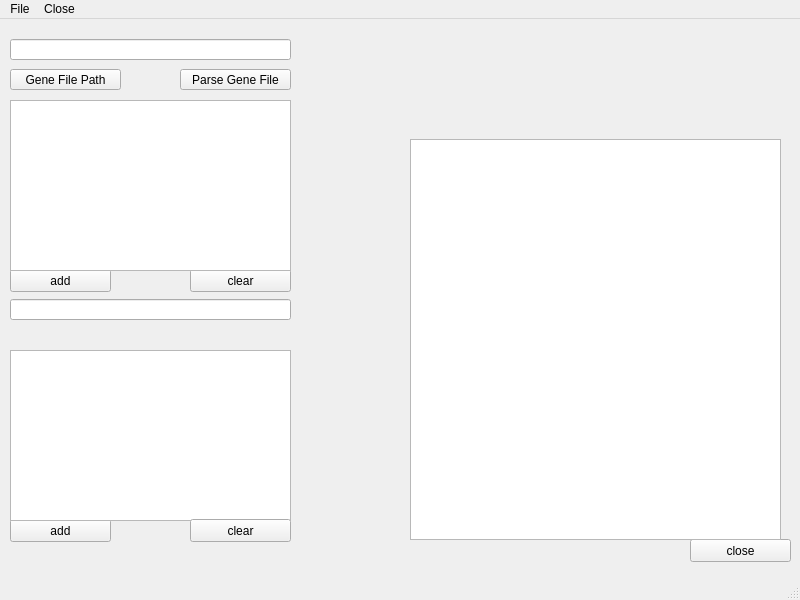
Before: the Qt Designer form newGui.ui in emzodls/clusterArch, drawn with Qt 5.
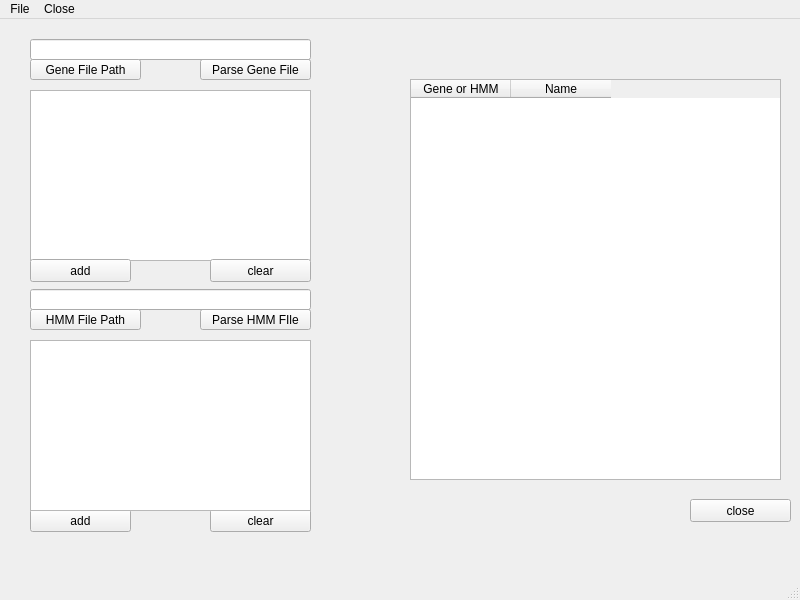
After: the same form once the commit is applied.

Commit message: changed GUI, added features. next step build task model

Diff of the .ui file:
```diff
--- a/newGui.ui
+++ b/newGui.ui
@@ -14,43 +14,14 @@
    <string>MainWindow</string>
   </property>
   <widget class="QWidget" name="centralwidget">
-   <widget class="QLineEdit" name="GeneFilePath">
-    <property name="geometry">
-     <rect>
-      <x>10</x>
-      <y>20</y>
-      <width>281</width>
-      <height>21</height>
-     </rect>
-    </property>
-    <property name="readOnly">
-     <bool>true</bool>
-    </property>
-   </widget>
-   <widget class="QPushButton" name="addDNAfilePathBtn">
+   <widget class="QPushButton" name="addGenefileBtn">
     <property name="enabled">
      <bool>true</bool>
     </property>
     <property name="geometry">
      <rect>
-      <x>10</x>
-      <y>50</y>
-      <width>111</width>
-      <height>21</height>
-     </rect>
-    </property>
-    <property name="text">
-     <string>Gene File Path</string>
-    </property>
-   </widget>
-   <widget class="QPushButton" name="addDNAfileBtn">
-    <property name="enabled">
-     <bool>true</bool>
-    </property>
-    <property name="geometry">
-     <rect>
-      <x>180</x>
-      <y>50</y>
+      <x>200</x>
+      <y>40</y>
       <width>111</width>
       <height>21</height>
      </rect>
@@ -59,60 +30,24 @@
      <string>Parse Gene File</string>
     </property>
    </widget>
-   <widget class="QPushButton" name="clearGeneBtn">
+   <widget class="QPushButton" name="addHMMfilebtn">
     <property name="geometry">
      <rect>
-      <x>190</x>
-      <y>250</y>
-      <width>101</width>
-      <height>23</height>
-     </rect>
-    </property>
-    <property name="text">
-     <string>clear</string>
-    </property>
-   </widget>
-   <widget class="QLineEdit" name="hmmFilePath">
-    <property name="geometry">
-     <rect>
-      <x>10</x>
-      <y>280</y>
-      <width>281</width>
+      <x>200</x>
+      <y>290</y>
+      <width>111</width>
       <height>21</height>
      </rect>
     </property>
-   </widget>
-   <widget class="QPushButton" name="addGeneBtn">
-    <property name="geometry">
-     <rect>
-      <x>10</x>
-      <y>250</y>
-      <width>101</width>
-      <height>23</height>
-     </rect>
-    </property>
     <property name="text">
-     <string>add</string>
-    </property>
-   </widget>
-   <widget class="QListWidget" name="geneList">
-    <property name="geometry">
-     <rect>
-      <x>10</x>
-      <y>81</y>
-      <width>281</width>
-      <height>171</height>
-     </rect>
-    </property>
-    <property name="selectionMode">
-     <enum>QAbstractItemView::MultiSelection</enum>
+     <string>Parse HMM FIle</string>
     </property>
    </widget>
    <widget class="QPushButton" name="addHMMbtn">
     <property name="geometry">
      <rect>
-      <x>10</x>
-      <y>500</y>
+      <x>30</x>
+      <y>490</y>
       <width>101</width>
       <height>23</height>
      </rect>
@@ -121,11 +56,24 @@
      <string>add</string>
     </property>
    </widget>
+   <widget class="QListWidget" name="geneList">
+    <property name="geometry">
+     <rect>
+      <x>30</x>
+      <y>71</y>
+      <width>281</width>
+      <height>171</height>
+     </rect>
+    </property>
+    <property name="selectionMode">
+     <enum>QAbstractItemView::SingleSelection</enum>
+    </property>
+   </widget>
    <widget class="QPushButton" name="closeBtn">
     <property name="geometry">
      <rect>
       <x>690</x>
-      <y>520</y>
+      <y>480</y>
       <width>101</width>
       <height>23</height>
      </rect>
@@ -134,38 +82,141 @@
      <string>close</string>
     </property>
    </widget>
-   <widget class="QTableWidget" name="tableWidget">
+   <widget class="QPushButton" name="clearGeneBtn">
+    <property name="geometry">
+     <rect>
+      <x>210</x>
+      <y>240</y>
+      <width>101</width>
+      <height>23</height>
+     </rect>
+    </property>
+    <property name="text">
+     <string>clear</string>
+    </property>
+   </widget>
+   <widget class="QPushButton" name="clearHMMbtn">
+    <property name="geometry">
+     <rect>
+      <x>210</x>
+      <y>490</y>
+      <width>101</width>
+      <height>23</height>
+     </rect>
+    </property>
+    <property name="text">
+     <string>clear</string>
+    </property>
+   </widget>
+   <widget class="QPushButton" name="addGeneBtn">
+    <property name="geometry">
+     <rect>
+      <x>30</x>
+      <y>240</y>
+      <width>101</width>
+      <height>23</height>
+     </rect>
+    </property>
+    <property name="text">
+     <string>add</string>
+    </property>
+   </widget>
+   <widget class="QListWidget" name="hmmList">
+    <property name="geometry">
+     <rect>
+      <x>30</x>
+      <y>321</y>
+      <width>281</width>
+      <height>171</height>
+     </rect>
+    </property>
+    <property name="selectionMode">
+     <enum>QAbstractItemView::MultiSelection</enum>
+    </property>
+   </widget>
+   <widget class="QLineEdit" name="hmmFilePath">
+    <property name="geometry">
+     <rect>
+      <x>30</x>
+      <y>270</y>
+      <width>281</width>
+      <height>21</height>
+     </rect>
+    </property>
+   </widget>
+   <widget class="QPushButton" name="addHMMfilePathBtn">
+    <property name="geometry">
+     <rect>
+      <x>30</x>
+      <y>290</y>
+      <width>111</width>
+      <height>21</height>
+     </rect>
+    </property>
+    <property name="text">
+     <string>HMM File Path</string>
+    </property>
+   </widget>
+   <widget class="QLineEdit" name="GeneFilePath">
+    <property name="geometry">
+     <rect>
+      <x>30</x>
+      <y>20</y>
+      <width>281</width>
+      <height>21</height>
+     </rect>
+    </property>
+    <property name="readOnly">
+     <bool>true</bool>
+    </property>
+   </widget>
+   <widget class="QPushButton" name="addGenefilePathBtn">
+    <property name="enabled">
+     <bool>true</bool>
+    </property>
+    <property name="geometry">
+     <rect>
+      <x>30</x>
+      <y>40</y>
+      <width>111</width>
+      <height>21</height>
+     </rect>
+    </property>
+    <property name="text">
+     <string>Gene File Path</string>
+    </property>
+   </widget>
+   <widget class="QTableWidget" name="searchList">
     <property name="geometry">
      <rect>
       <x>410</x>
-      <y>120</y>
+      <y>60</y>
       <width>371</width>
       <height>401</height>
      </rect>
     </property>
-   </widget>
-   <widget class="QListWidget" name="listWidget_2">
-    <property name="geometry">
-     <rect>
-      <x>10</x>
-      <y>331</y>
-      <width>281</width>
-      <height>171</height>
-     </rect>
+    <property name="sizePolicy">
+     <sizepolicy hsizetype="Maximum" vsizetype="Expanding">
+      <horstretch>0</horstretch>
+      <verstretch>0</verstretch>
+     </sizepolicy>
     </property>
-   </widget>
-   <widget class="QPushButton" name="clearHMMbtn">
-    <property name="geometry">
-     <rect>
-      <x>190</x>
-      <y>500</y>
-      <width>101</width>
-      <height>23</height>
-     </rect>
+    <property name="selectionMode">
+     <enum>QAbstractItemView::NoSelection</enum>
     </property>
-    <property name="text">
-     <string>clear</string>
+    <property name="columnCount">
+     <number>2</number>
     </property>
+    <column>
+     <property name="text">
+      <string>Gene or HMM</string>
+     </property>
+    </column>
+    <column>
+     <property name="text">
+      <string>Name</string>
+     </property>
+    </column>
    </widget>
   </widget>
   <widget class="QMenuBar" name="menubar">
```
Left out of the diff: 6 changed lines with no effect on the pictures. The commit also changes 3 other files.
